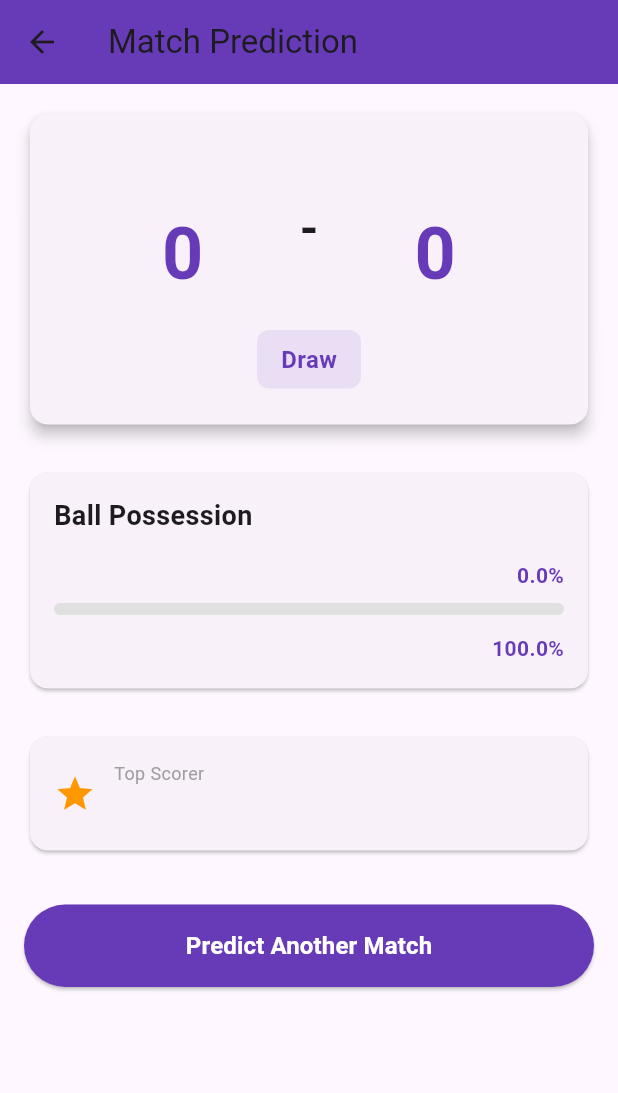
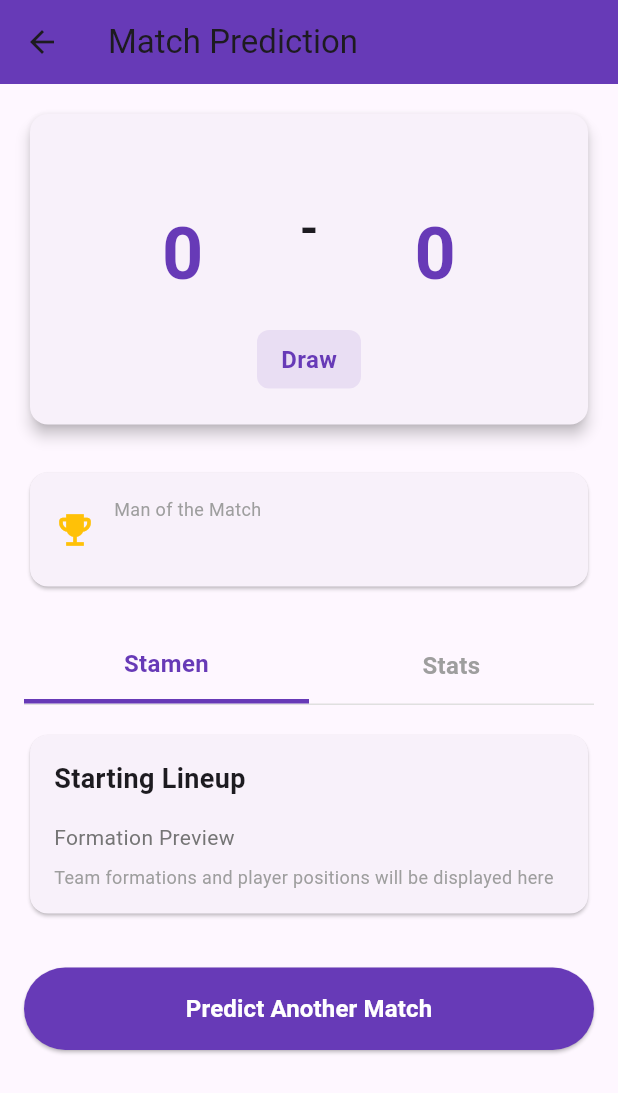
Before and after one commit to columbus0370/Internal, a Flutter app: the PredictionResultScreen screen opened directly with empty values, on a phone screen of 412 x 824 dp. Shown: the top 1093 px of the screen. Run offline on Flutter 3.47's test engine with Material 3 defaults, Android fonts, the phone set to English and light mode, and no system bars; our stand-ins replace flutter_svg.

Commit message:
Replace top scorer with MOM and add tabs for stamen and stats
- Change PredictionResultScreen to StatefulWidget for tab management
- Remove Top Scorer card and replace with Man of the Match (MOM)
- Add Stamen and Stats tabs with match statistics display
- Add mom field to MatchPrediction model
- Generate MOM (different from top scorer) in prediction engine
- Add tab bar with Stamen and Stats selections

```diff
--- a/epl_match_simulator/lib/models/match_prediction.dart
+++ b/epl_match_simulator/lib/models/match_prediction.dart
@@ -22,6 +22,7 @@ class MatchPrediction {
   final double drawProbability;
   final double awayWinProbability;
   final String topScorer;
+  final String mom;
   final List<GoalEvent> goals;
 
   MatchPrediction({
@@ -34,6 +35,7 @@ class MatchPrediction {
     required this.drawProbability,
     required this.awayWinProbability,
     required this.topScorer,
+    required this.mom,
     required this.goals,
   });
 
--- a/epl_match_simulator/lib/screens/prediction_result_screen.dart
+++ b/epl_match_simulator/lib/screens/prediction_result_screen.dart
@@ -1,13 +1,20 @@
 import 'package:flutter/material.dart';
 import '../models/match_prediction.dart';
 
-class PredictionResultScreen extends StatelessWidget {
+class PredictionResultScreen extends StatefulWidget {
   final MatchPrediction prediction;
 
   const PredictionResultScreen({
     super.key,
     required this.prediction,
   });
+
+  @override
+  State<PredictionResultScreen> createState() => _PredictionResultScreenState();
+}
+
+class _PredictionResultScreenState extends State<PredictionResultScreen> {
+  int _selectedTabIndex = 0;
 
   static const _scoreTextStyle = TextStyle(
     fontSize: 48,
@@ -50,13 +57,15 @@ class PredictionResultScreen extends StatelessWidget {
           children: [
             _buildScoreCard(),
             const SizedBox(height: 24),
-            if (prediction.goals.isNotEmpty) ...[
+            if (widget.prediction.goals.isNotEmpty) ...[
               _buildTimeline(),
               const SizedBox(height: 24),
             ],
-            _buildPossessionCard(),
+            _buildMOMCard(),
             const SizedBox(height: 24),
-            _buildTopScorerCard(),
+            _buildTabBar(),
+            const SizedBox(height: 16),
+            _selectedTabIndex == 0 ? _buildStamenTab() : _buildStatsTab(),
             const SizedBox(height: 32),
             ElevatedButton(
               onPressed: () => Navigator.pop(context),
@@ -79,6 +88,146 @@ class PredictionResultScreen extends StatelessWidget {
     );
   }
 
+  Widget _buildTabBar() {
+    return Container(
+      decoration: BoxDecoration(
+        border: Border(bottom: BorderSide(color: Colors.grey[300]!)),
+      ),
+      child: Row(
+        children: [
+          Expanded(
+            child: GestureDetector(
+              onTap: () => setState(() => _selectedTabIndex = 0),
+              child: Container(
+                padding: const EdgeInsets.symmetric(vertical: 12),
+                decoration: BoxDecoration(
+                  border: _selectedTabIndex == 0
+                      ? Border(
+                          bottom: BorderSide(
+                            color: Colors.deepPurple,
+                            width: 3,
+                          ),
+                        )
+                      : null,
+                ),
+                child: Text(
+                  'Stamen',
+                  textAlign: TextAlign.center,
+                  style: TextStyle(
+                    fontSize: 16,
+                    fontWeight: FontWeight.bold,
+                    color: _selectedTabIndex == 0
+                        ? Colors.deepPurple
+                        : Colors.grey,
+                  ),
+                ),
+              ),
+            ),
+          ),
+          Expanded(
+            child: GestureDetector(
+              onTap: () => setState(() => _selectedTabIndex = 1),
+              child: Container(
+                padding: const EdgeInsets.symmetric(vertical: 12),
+                decoration: BoxDecoration(
+                  border: _selectedTabIndex == 1
+                      ? Border(
+                          bottom: BorderSide(
+                            color: Colors.deepPurple,
+                            width: 3,
+                          ),
+                        )
+                      : null,
+                ),
+                child: Text(
+                  'Stats',
+                  textAlign: TextAlign.center,
+                  style: TextStyle(
+                    fontSize: 16,
+                    fontWeight: FontWeight.bold,
+                    color: _selectedTabIndex == 1
+                        ? Colors.deepPurple
+                        : Colors.grey,
+                  ),
+                ),
+              ),
+            ),
+          ),
+        ],
+      ),
+    );
+  }
+
+  Widget _buildStamenTab() {
+    return Card(
+      child: Padding(
+        padding: const EdgeInsets.all(16),
+        child: Column(
+          crossAxisAlignment: CrossAxisAlignment.start,
+          children: [
+            const Text(
+              'Starting Lineup',
+              style: _headerStyle,
+            ),
+            const SizedBox(height: 16),
+            Text(
+              'Formation Preview',
+              style: TextStyle(
+                fontSize: 14,
+                color: Colors.grey[600],
+              ),
+            ),
+            const SizedBox(height: 8),
+            Text(
+              'Team formations and player positions will be displayed here',
+              style: TextStyle(
+                fontSize: 12,
+                color: Colors.grey[500],
+              ),
+            ),
+          ],
+        ),
+      ),
+    );
+  }
+
+  Widget _buildStatsTab() {
+    return Card(
+      child: Padding(
+        padding: const EdgeInsets.all(16),
+        child: Column(
+          crossAxisAlignment: CrossAxisAlignment.start,
+          children: [
+            const Text(
+              'Match Statistics',
+              style: _headerStyle,
+            ),
+            const SizedBox(height: 16),
+            _buildStatRow('Possession', '${(widget.prediction.possession * 100).toStringAsFixed(1)}%',
+                '${((1 - widget.prediction.possession) * 100).toStringAsFixed(1)}%'),
+            const SizedBox(height: 12),
+            _buildStatRow('Shots', '${widget.prediction.homeScore * 3 + 5}',
+                '${widget.prediction.awayScore * 3 + 4}'),
+            const SizedBox(height: 12),
+            _buildStatRow('Goals', '${widget.prediction.homeScore}',
+                '${widget.prediction.awayScore}'),
+          ],
+        ),
+      ),
+    );
+  }
+
+  Widget _buildStatRow(String label, String homeValue, String awayValue) {
+    return Row(
+      mainAxisAlignment: MainAxisAlignment.spaceBetween,
+      children: [
+        Text(homeValue, style: _boldPurpleStyle),
+        Text(label, style: const TextStyle(fontSize: 14, fontWeight: FontWeight.w500)),
+        Text(awayValue, style: _boldPurpleStyle),
+      ],
+    );
+  }
+
   Widget _buildScoreCard() {
     return Card(
       elevation: 4,
@@ -94,7 +243,7 @@ class PredictionResultScreen extends StatelessWidget {
                     crossAxisAlignment: CrossAxisAlignment.center,
                     children: [
                       Text(
-                        prediction.homeTeamName,
+                        widget.prediction.homeTeamName,
                         style: const TextStyle(
                           fontSize: 16,
                           fontWeight: FontWeight.bold,
@@ -104,7 +253,7 @@ class PredictionResultScreen extends StatelessWidget {
                       ),
                       const SizedBox(height: 12),
                       Text(
-                        '${prediction.homeScore}',
+                        '${widget.prediction.homeScore}',
                         style: _scoreTextStyle,
                       ),
                     ],
@@ -119,7 +268,7 @@ class PredictionResultScreen extends StatelessWidget {
                     crossAxisAlignment: CrossAxisAlignment.center,
                     children: [
                       Text(
-                        prediction.awayTeamName,
+                        widget.prediction.awayTeamName,
                         style: const TextStyle(
                           fontSize: 16,
                           fontWeight: FontWeight.bold,
@@ -129,7 +278,7 @@ class PredictionResultScreen extends StatelessWidget {
                       ),
                       const SizedBox(height: 12),
                       Text(
-                        '${prediction.awayScore}',
+                        '${widget.prediction.awayScore}',
                         style: _scoreTextStyle,
                       ),
                     ],
@@ -145,7 +294,7 @@ class PredictionResultScreen extends StatelessWidget {
                 borderRadius: BorderRadius.circular(8),
               ),
               child: Text(
-                prediction.result,
+                widget.prediction.result,
                 style: const TextStyle(
                   fontSize: 16,
                   fontWeight: FontWeight.bold,
@@ -159,84 +308,24 @@ class PredictionResultScreen extends StatelessWidget {
     );
   }
 
-  Widget _buildPossessionCard() {
-    final homePos = (prediction.possession * 100).toStringAsFixed(1);
-    final awayPos = ((1 - prediction.possession) * 100).toStringAsFixed(1);
-
-    return Card(
-      child: Padding(
-        padding: const EdgeInsets.all(16),
-        child: Column(
-          crossAxisAlignment: CrossAxisAlignment.start,
-          children: [
-            const Text(
-              'Ball Possession',
-              style: _headerStyle,
-            ),
-            const SizedBox(height: 16),
-            Row(
-              mainAxisAlignment: MainAxisAlignment.spaceBetween,
-              children: [
-                Text(
-                  prediction.homeTeamName,
-                  style: const TextStyle(fontWeight: FontWeight.w500),
-                ),
-                Text(
-                  '$homePos%',
-                  style: _boldPurpleStyle,
-                ),
-              ],
-            ),
-            const SizedBox(height: 8),
-            ClipRRect(
-              borderRadius: BorderRadius.circular(4),
-              child: LinearProgressIndicator(
-                value: prediction.possession,
-                minHeight: 8,
-                backgroundColor: Colors.grey[300],
-                valueColor: const AlwaysStoppedAnimation<Color>(
-                  Colors.deepPurple,
-                ),
-              ),
-            ),
-            const SizedBox(height: 12),
-            Row(
-              mainAxisAlignment: MainAxisAlignment.spaceBetween,
-              children: [
-                Text(
-                  prediction.awayTeamName,
-                  style: const TextStyle(fontWeight: FontWeight.w500),
-                ),
-                Text(
-                  '$awayPos%',
-                  style: _boldPurpleStyle,
-                ),
-              ],
-            ),
-          ],
-        ),
-      ),
-    );
-  }
-
-  Widget _buildTopScorerCard() {
+  Widget _buildMOMCard() {
     return Card(
       child: Padding(
         padding: const EdgeInsets.all(16),
         child: Row(
           children: [
-            const Icon(Icons.star, color: Colors.orange, size: 28),
+            const Icon(Icons.emoji_events, color: Colors.amber, size: 28),
             const SizedBox(width: 12),
             Column(
               crossAxisAlignment: CrossAxisAlignment.start,
               children: [
                 const Text(
-                  'Top Scorer',
+                  'Man of the Match',
                   style: TextStyle(fontSize: 12, color: Colors.grey),
                 ),
                 const SizedBox(height: 4),
                 Text(
-                  prediction.topScorer,
+                  widget.prediction.mom,
                   style: const TextStyle(
                     fontSize: 16,
                     fontWeight: FontWeight.bold,
@@ -262,8 +351,8 @@ class PredictionResultScreen extends StatelessWidget {
               style: _headerStyle,
             ),
             const SizedBox(height: 16),
-            ...prediction.goals.map((goal) {
-              final isHomeGoal = goal.team == prediction.homeTeamName;
+            ...widget.prediction.goals.map((goal) {
+              final isHomeGoal = goal.team == widget.prediction.homeTeamName;
               return Padding(
                 padding: const EdgeInsets.only(bottom: 12),
                 child: Container(
@@ -287,7 +376,7 @@ class PredictionResultScreen extends StatelessWidget {
                           color: isHomeGoal ? Colors.blue : Colors.orange,
                           shape: BoxShape.circle,
                         ),
-                        child: Center(
+                        child: const Center(
                           child: Text(
                             '⚽',
                             style: TextStyle(fontSize: 20),
@@ -308,7 +397,8 @@ class PredictionResultScreen extends StatelessWidget {
                                 const SizedBox(width: 8),
                                 Expanded(
                                   child: Column(
-                                    crossAxisAlignment: CrossAxisAlignment.start,
+                                    crossAxisAlignment:
+                                        CrossAxisAlignment.start,
                                     children: [
                                       Text(
                                         goal.scorer,
--- a/epl_match_simulator/lib/services/prediction_engine.dart
+++ b/epl_match_simulator/lib/services/prediction_engine.dart
@@ -34,6 +34,13 @@ class PredictionEngine {
         ? homeTeam.players.where((p) => p.position == 'ST').first.name
         : awayTeam.players.where((p) => p.position == 'ST').first.name;
 
+    // Determine Man of the Match (different from top scorer)
+    final momTeam = homeScore > awayScore ? homeTeam : awayTeam;
+    final momPlayers = momTeam.players.where((p) => p.name != topScorer).toList();
+    final mom = momPlayers.isNotEmpty
+        ? momPlayers[_random.nextInt(momPlayers.length)].name
+        : momTeam.players.first.name;
+
     // Generate goal events
     final goals = _generateGoalEvents(
       homeTeam,
@@ -52,6 +59,7 @@ class PredictionEngine {
       drawProbability: drawProb,
       awayWinProbability: awayWinProb,
       topScorer: topScorer,
+      mom: mom,
       goals: goals,
     );
   }
```
